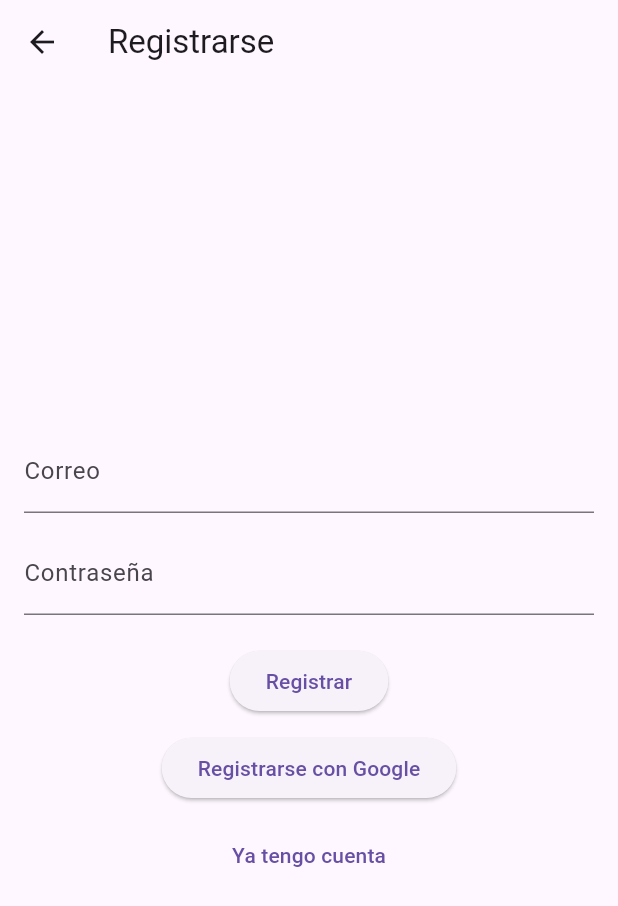
After one commit to leonardaraujo/almenara-flutter, a Flutter app: the screen it shows after launch, after a tap on "Ingresar", after a tap on "Crear cuenta", on a phone screen of 412 x 824 dp. The commit adds this screen. Shown: the top 906 px of the screen. Run offline on Flutter 3.47's test engine with Material 3 defaults, Android fonts, the phone set to English and light mode, and no system bars; our stand-ins replace cloud_firestore, firebase_auth, firebase_core, google_sign_in; accounts and stored records are empty.

Commit message:
Add Firebase authentication with Google and email

```diff
--- a/lib/main.dart
+++ b/lib/main.dart
@@ -1,6 +1,9 @@
 import 'package:flutter/material.dart';
 import 'package:firebase_core/firebase_core.dart';
-import 'screens/products_screen.dart';
+import 'package:firebase_auth/firebase_auth.dart';
+import 'firebase_options.dart';
+import 'screens/login_screen.dart';
+import 'screens/home_screen.dart';
 
 Future<void> main() async {
   WidgetsFlutterBinding.ensureInitialized();
@@ -12,27 +15,11 @@ Future<void> main() async {
 
 Future<void> _initializeFirebase() async {
   try {
-    // Intenta inicializar Firebase
     await Firebase.initializeApp(
-      options: const FirebaseOptions(
-        apiKey: "TU_API_KEY",
-        appId: "TU_APP_ID",
-        messagingSenderId: "TU_MESSAGING_SENDER_ID",
-        projectId: "TU_PROJECT_ID",
-        // Otros parámetros según sea necesario
-      ),
+      options: DefaultFirebaseOptions.currentPlatform,
     );
   } on FirebaseException catch (e) {
-    if (e.code == 'duplicate-app') {
-      // Firebase ya está inicializado, podemos continuar
-      return;
-    }
-    // Para otros errores de Firebase, los relanzamos
-    rethrow;
-  } catch (e) {
-    // Manejo de otros tipos de errores
-    print('Error inicializando Firebase: $e');
-    rethrow;
+    if (e.code != 'duplicate-app') rethrow;
   }
 }
 
@@ -46,7 +33,20 @@ class MyApp extends StatelessWidget {
       theme: ThemeData(
         primarySwatch: Colors.blue,
       ),
-      home: const ProductsScreen(),
+      home: StreamBuilder<User?>(
+        stream: FirebaseAuth.instance.authStateChanges(),
+        builder: (context, snapshot) {
+          if (snapshot.connectionState == ConnectionState.waiting) {
+            return const Scaffold(
+              body: Center(child: CircularProgressIndicator()),
+            );
+          }
+          if (snapshot.hasData) {
+            return const HomeScreen();
+          }
+          return const LoginScreen();
+        },
+      ),
     );
   }
 }
--- /dev/null
+++ b/lib/screens/login_screen.dart
@@ -0,0 +1,124 @@
+
+import 'package:flutter/material.dart';
+import 'register_screen.dart';
+import '../services/auth_service.dart';
+
+class LoginScreen extends StatefulWidget {
+  const LoginScreen({super.key});
+
+  @override
+  State<LoginScreen> createState() => _LoginScreenState();
+}
+
+class _LoginScreenState extends State<LoginScreen> {
+  final _formKey = GlobalKey<FormState>();
+  final _emailController = TextEditingController();
+  final _passwordController = TextEditingController();
+  final AuthService _authService = AuthService();
+  bool _loading = false;
+
+  @override
+  void dispose() {
+    _emailController.dispose();
+    _passwordController.dispose();
+    super.dispose();
+  }
+
+  Future<void> _login() async {
+    if (!_formKey.currentState!.validate()) return;
+    setState(() => _loading = true);
+    try {
+      await _authService.signInWithEmail(
+        _emailController.text.trim(),
+        _passwordController.text,
+      );
+    } on Exception catch (e) {
+      if (mounted) {
+        ScaffoldMessenger.of(context)
+            .showSnackBar(SnackBar(content: Text(e.toString())));
+      }
+    } finally {
+      if (mounted) setState(() => _loading = false);
+    }
+  }
+
+  Future<void> _loginWithGoogle() async {
+    setState(() => _loading = true);
+    try {
+      await _authService.signInWithGoogle();
+    } on Exception catch (e) {
+      if (mounted) {
+        ScaffoldMessenger.of(context)
+            .showSnackBar(SnackBar(content: Text(e.toString())));
+      }
+    } finally {
+      if (mounted) setState(() => _loading = false);
+    }
+  }
+
+  String? _validateEmail(String? value) {
+    if (value == null || value.isEmpty) return 'Ingresa tu correo';
+    final regex = RegExp(r'^\S+@\S+\.\S+\$');
+    if (!regex.hasMatch(value)) return 'Correo inválido';
+    return null;
+  }
+
+  String? _validatePassword(String? value) {
+    if (value == null || value.isEmpty) return 'Ingresa tu contraseña';
+    if (value.length < 8) return 'Mínimo 8 caracteres';
+    if (!RegExp(r'[!@#\$&*~]').hasMatch(value)) {
+      return 'Debe contener un carácter especial';
+    }
+    return null;
+  }
+
+  @override
+  Widget build(BuildContext context) {
+    return Scaffold(
+      appBar: AppBar(title: const Text('Iniciar Sesión')),
+      body: Padding(
+        padding: const EdgeInsets.all(16),
+        child: Form(
+          key: _formKey,
+          child: Column(
+            mainAxisAlignment: MainAxisAlignment.center,
+            children: [
+              TextFormField(
+                controller: _emailController,
+                decoration: const InputDecoration(labelText: 'Correo'),
+                validator: _validateEmail,
+              ),
+              const SizedBox(height: 12),
+              TextFormField(
+                controller: _passwordController,
+                decoration: const InputDecoration(labelText: 'Contraseña'),
+                obscureText: true,
+                validator: _validatePassword,
+              ),
+              const SizedBox(height: 20),
+              ElevatedButton(
+                onPressed: _loading ? null : _login,
+                child: _loading
+                    ? const CircularProgressIndicator()
+                    : const Text('Ingresar'),
+              ),
+              const SizedBox(height: 10),
+              ElevatedButton(
+                onPressed: _loading ? null : _loginWithGoogle,
+                child: const Text('Ingresar con Google'),
+              ),
+              const SizedBox(height: 10),
+              TextButton(
+                onPressed: () => Navigator.push(
+                  context,
+                  MaterialPageRoute(builder: (_) => const RegisterScreen()),
+                ),
+                child: const Text('Crear cuenta'),
+              ),
+            ],
+          ),
+        ),
+      ),
+    );
+  }
+}
--- /dev/null
+++ b/lib/screens/register_screen.dart
@@ -0,0 +1,124 @@
+
+import 'package:flutter/material.dart';
+import 'login_screen.dart';
+import '../services/auth_service.dart';
+
+class RegisterScreen extends StatefulWidget {
+  const RegisterScreen({super.key});
+
+  @override
+  State<RegisterScreen> createState() => _RegisterScreenState();
+}
+
+class _RegisterScreenState extends State<RegisterScreen> {
+  final _formKey = GlobalKey<FormState>();
+  final _emailController = TextEditingController();
+  final _passwordController = TextEditingController();
+  final AuthService _authService = AuthService();
+  bool _loading = false;
+
+  @override
+  void dispose() {
+    _emailController.dispose();
+    _passwordController.dispose();
+    super.dispose();
+  }
+
+  Future<void> _register() async {
+    if (!_formKey.currentState!.validate()) return;
+    setState(() => _loading = true);
+    try {
+      await _authService.signUpWithEmail(
+        _emailController.text.trim(),
+        _passwordController.text,
+      );
+    } on Exception catch (e) {
+      if (mounted) {
+        ScaffoldMessenger.of(context)
+            .showSnackBar(SnackBar(content: Text(e.toString())));
+      }
+    } finally {
+      if (mounted) setState(() => _loading = false);
+    }
+  }
+
+  Future<void> _loginWithGoogle() async {
+    setState(() => _loading = true);
+    try {
+      await _authService.signInWithGoogle();
+    } on Exception catch (e) {
+      if (mounted) {
+        ScaffoldMessenger.of(context)
+            .showSnackBar(SnackBar(content: Text(e.toString())));
+      }
+    } finally {
+      if (mounted) setState(() => _loading = false);
+    }
+  }
+
+  String? _validateEmail(String? value) {
+    if (value == null || value.isEmpty) return 'Ingresa tu correo';
+    final regex = RegExp(r'^\S+@\S+\.\S+\$');
+    if (!regex.hasMatch(value)) return 'Correo inválido';
+    return null;
+  }
+
+  String? _validatePassword(String? value) {
+    if (value == null || value.isEmpty) return 'Ingresa tu contraseña';
+    if (value.length < 8) return 'Mínimo 8 caracteres';
+    if (!RegExp(r'[!@#\$&*~]').hasMatch(value)) {
+      return 'Debe contener un carácter especial';
+    }
+    return null;
+  }
+
+  @override
+  Widget build(BuildContext context) {
+    return Scaffold(
+      appBar: AppBar(title: const Text('Registrarse')),
+      body: Padding(
+        padding: const EdgeInsets.all(16),
+        child: Form(
+          key: _formKey,
+          child: Column(
+            mainAxisAlignment: MainAxisAlignment.center,
+            children: [
+              TextFormField(
+                controller: _emailController,
+                decoration: const InputDecoration(labelText: 'Correo'),
+                validator: _validateEmail,
+              ),
+              const SizedBox(height: 12),
+              TextFormField(
+                controller: _passwordController,
+                decoration: const InputDecoration(labelText: 'Contraseña'),
+                obscureText: true,
+                validator: _validatePassword,
+              ),
+              const SizedBox(height: 20),
+              ElevatedButton(
+                onPressed: _loading ? null : _register,
+                child: _loading
+                    ? const CircularProgressIndicator()
+                    : const Text('Registrar'),
+              ),
+              const SizedBox(height: 10),
+              ElevatedButton(
+                onPressed: _loading ? null : _loginWithGoogle,
+                child: const Text('Registrarse con Google'),
+              ),
+              const SizedBox(height: 10),
+              TextButton(
+                onPressed: () => Navigator.push(
+                  context,
+                  MaterialPageRoute(builder: (_) => const LoginScreen()),
+                ),
+                child: const Text('Ya tengo cuenta'),
+              ),
+            ],
+          ),
+        ),
+      ),
+    );
+  }
+}
--- a/pubspec.yaml
+++ b/pubspec.yaml
@@ -12,6 +12,8 @@ dependencies:
   firebase_core: ^2.32.0
   cloud_firestore: ^4.15.1
   flutter_launcher_icons: ^0.13.1
+  firebase_auth: ^4.17.8
+  google_sign_in: ^6.2.1
 
 dev_dependencies:
   flutter_test:
```
Also changed, not shown: lib/screens/home_screen.dart (added, +12 -0 lines), lib/screens/products_screen.dart (+8 -0 lines), lib/services/auth_service.dart (added, +38 -0 lines).
